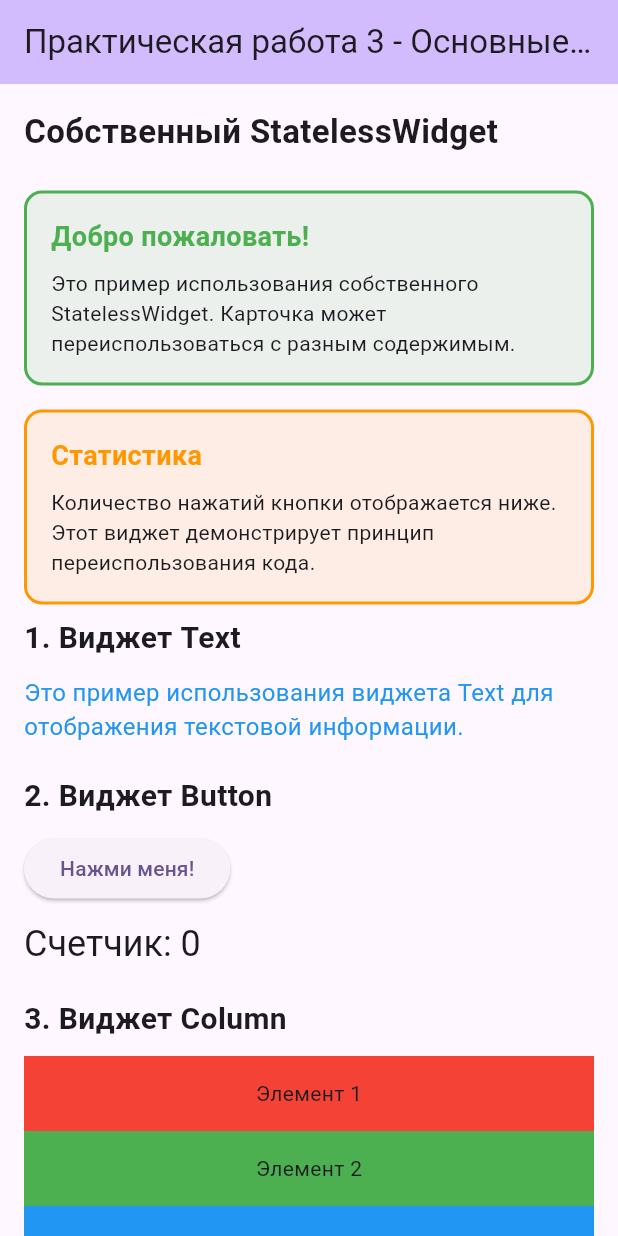
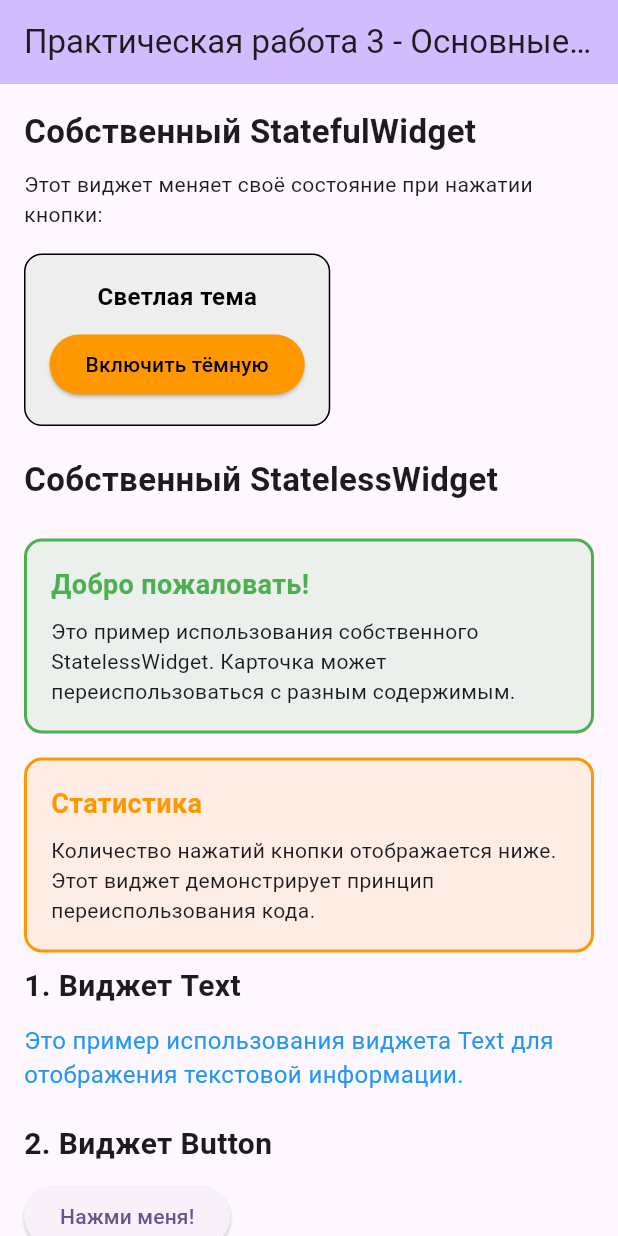
Before and after one commit to cleanTomato/prac3, a Flutter app: the screen it shows after launch, on a phone screen of 412 x 824 dp. Run offline on Flutter 3.47's test engine with Material 3 defaults, Android fonts, the phone set to English and light mode, and no system bars.

Commit message:
создание собственного widget на основе StatefulWidget

```diff
--- a/lib/main.dart
+++ b/lib/main.dart
@@ -65,6 +65,64 @@ class InfoCard extends StatelessWidget {
   }
 }
 
+// Собственный StatefulWidget - Переключатель темы
+class ThemeSwitcher extends StatefulWidget {
+  const ThemeSwitcher({super.key});
+
+  @override
+  State<ThemeSwitcher> createState() => _ThemeSwitcherState();
+}
+
+class _ThemeSwitcherState extends State<ThemeSwitcher> {
+  bool _isDarkMode = false;
+
+  void _toggleTheme() {
+    setState(() {
+      _isDarkMode = !_isDarkMode;
+    });
+  }
+
+  @override
+  Widget build(BuildContext context) {
+    return Container(
+      padding: const EdgeInsets.all(16),
+      decoration: BoxDecoration(
+        color: _isDarkMode ? Colors.grey[800] : Colors.grey[200],
+        borderRadius: BorderRadius.circular(12),
+        border: Border.all(
+          color: _isDarkMode ? Colors.white : Colors.black,
+          width: 1,
+        ),
+      ),
+      child: Column(
+        children: [
+          Text(
+            _isDarkMode ? 'Тёмная тема' : 'Светлая тема',
+            style: TextStyle(
+              fontSize: 16,
+              fontWeight: FontWeight.bold,
+              color: _isDarkMode ? Colors.white : Colors.black,
+            ),
+          ),
+          const SizedBox(height: 10),
+          ElevatedButton(
+            onPressed: _toggleTheme,
+            style: ElevatedButton.styleFrom(
+              backgroundColor: _isDarkMode ? Colors.blue : Colors.orange,
+            ),
+            child: Text(
+              _isDarkMode ? 'Включить светлую' : 'Включить тёмную',
+              style: TextStyle(
+                color: _isDarkMode ? Colors.white : Colors.black,
+              ),
+            ),
+          ),
+        ],
+      ),
+    );
+  }
+}
+
 class MyHomePage extends StatefulWidget {
   const MyHomePage({super.key, required this.title});
   final String title;
@@ -95,6 +153,20 @@ class _MyHomePageState extends State<MyHomePage> {
           mainAxisAlignment: MainAxisAlignment.start,
           crossAxisAlignment: CrossAxisAlignment.start,
           children: <Widget>[
+            // Использование собственного StatefulWidget
+            const Text(
+              'Собственный StatefulWidget',
+              style: TextStyle(fontSize: 22, fontWeight: FontWeight.bold),
+            ),
+            const SizedBox(height: 10),
+            const Text(
+              'Этот виджет меняет своё состояние при нажатии кнопки:',
+              style: TextStyle(fontSize: 14),
+            ),
+            const SizedBox(height: 16),
+            const ThemeSwitcher(),
+            const SizedBox(height: 20),
+
             // Использование собственного StatelessWidget - InfoCard
             const Text(
               'Собственный StatelessWidget',
```
